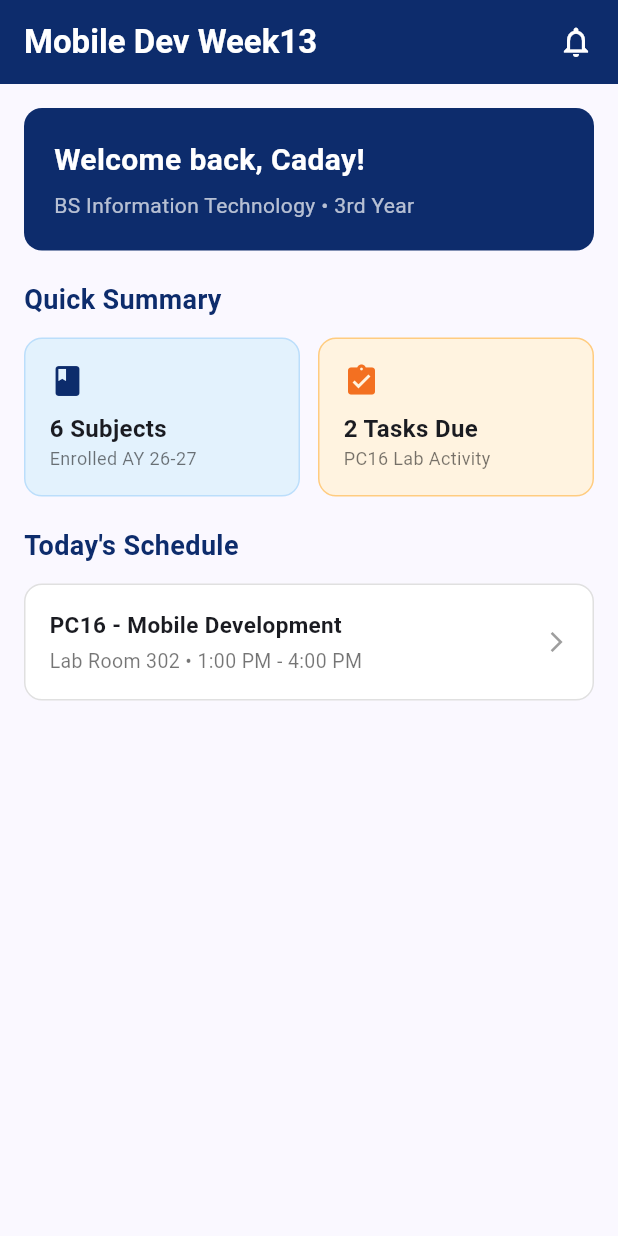
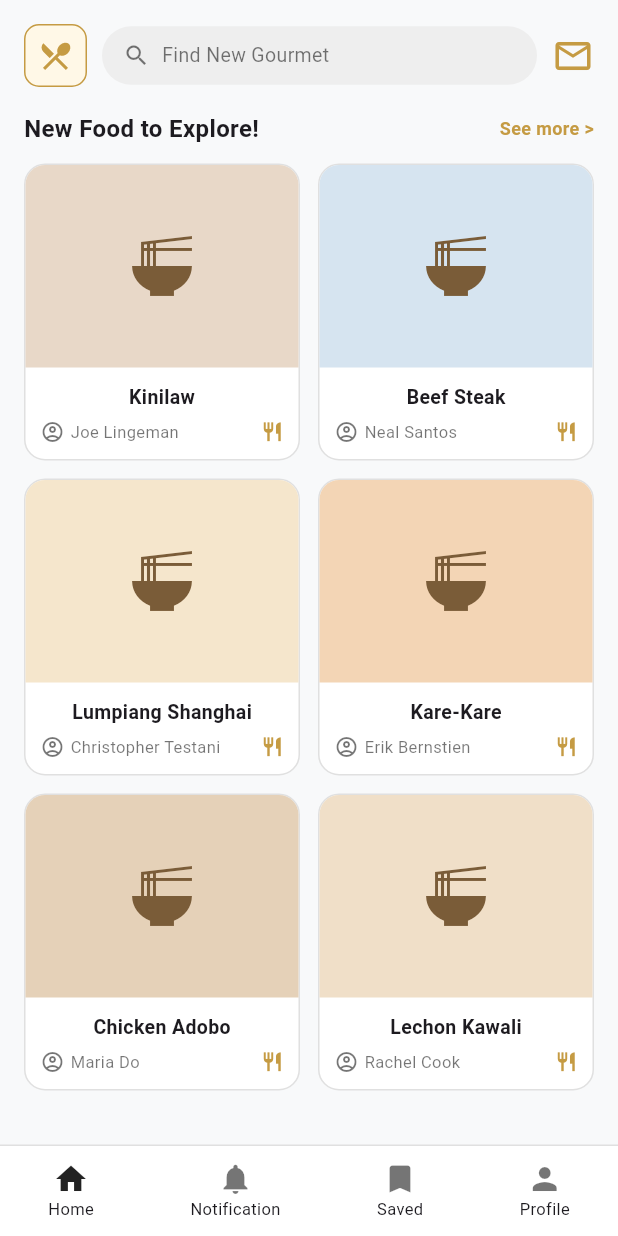
Before and after one commit to Kamizikou/flutter_application_1, a Flutter app: the screen it shows after launch, on a phone screen of 412 x 824 dp. Run offline on Flutter 3.47's test engine with Material 3 defaults, Android fonts, the phone set to English and light mode, and no system bars.

Commit message:
feat: update Week 13 screen to TasteTrove layout

```diff
--- a/lib/main.dart
+++ b/lib/main.dart
@@ -1,212 +1,298 @@
 import 'package:flutter/material.dart';
 
 void main() {
-  runApp(const CampusHubApp());
+  runApp(const TasteTroveApp());
 }
 
-class CampusHubApp extends StatelessWidget {
-  const CampusHubApp({super.key});
+class TasteTroveApp extends StatelessWidget {
+  const TasteTroveApp({super.key});
 
   @override
   Widget build(BuildContext context) {
     return MaterialApp(
       debugShowCheckedModeBanner: false,
-      title: 'NTC Campus Hub',
+      title: 'TasteTrove',
       theme: ThemeData(
-        colorScheme: ColorScheme.fromSeed(
-          seedColor: const Color(0xFF0D2C6C), // Navy Blue
-          secondary: const Color(0xFFF37021), // Orange Accent
-        ),
+        scaffoldBackgroundColor: const Color(0xFFF8F9FA),
         useMaterial3: true,
       ),
-      home: const StudentDashboardScreen(),
+      home: const TasteTroveHomeScreen(),
     );
   }
 }
 
-class StudentDashboardScreen extends StatelessWidget {
-  const StudentDashboardScreen({super.key});
+class TasteTroveHomeScreen extends StatelessWidget {
+  const TasteTroveHomeScreen({super.key});
 
   @override
   Widget build(BuildContext context) {
     return Scaffold(
-      appBar: AppBar(
-        backgroundColor: const Color(0xFF0D2C6C),
-        foregroundColor: Colors.white,
-        title: const Text(
-          'Mobile Dev Week13', // Change this text to demonstrate Hot Reload
-          style: TextStyle(fontWeight: FontWeight.bold),
-        ),
-        actions: const [
-          Padding(
-            padding: EdgeInsets.only(right: 16.0),
-            child: Icon(Icons.notifications_none),
-          ),
-        ],
-      ),
       body: SafeArea(
-        child: Padding(
-          padding: const EdgeInsets.all(16.0),
+        child: SingleChildScrollView(
+          padding: const EdgeInsets.all(16),
           child: Column(
             crossAxisAlignment: CrossAxisAlignment.start,
             children: [
+              // Top App Bar: Logo + Search Bar + Messages Icon
+              Row(
+                children: [
                   Container(
-                width: double.infinity,
-                padding: const EdgeInsets.all(20.0),
+                    padding: const EdgeInsets.all(8),
                     decoration: BoxDecoration(
-                  color: const Color(0xFF0D2C6C),
-                  borderRadius: BorderRadius.circular(12),
+                      color: const Color(0xFFFFF8E7),
+                      borderRadius: BorderRadius.circular(10),
+                      border: Border.all(color: const Color(0xFFC59B43)),
                     ),
-                child: const Column(
-                  crossAxisAlignment: CrossAxisAlignment.start,
-                  children: [
-                    Text(
-                      'Welcome back, Caday!',
-                      style: TextStyle(
-                        color: Colors.white,
-                        fontSize: 20,
-                        fontWeight: FontWeight.bold,
+                    child: const Icon(
+                      Icons.restaurant_menu,
+                      color: Color(0xFFC59B43),
+                      size: 24,
                     ),
                   ),
-                    SizedBox(height: 6),
-                    Text(
-                      'BS Information Technology • 3rd Year',
-                      style: TextStyle(color: Colors.white70, fontSize: 14),
-                    ),
-                  ],
-                ),
-              ),
-              const SizedBox(height: 20),
-
-              // Section Header
-              const Text(
-                'Quick Summary',
-                style: TextStyle(
-                  fontSize: 18,
-                  fontWeight: FontWeight.bold,
-                  color: Color(0xFF0D2C6C),
-                ),
-              ),
-              const SizedBox(height: 12),
-
-              // Horizontal Stats Row
-              Row(
-                children: [
+                  const SizedBox(width: 10),
                   Expanded(
                     child: Container(
-                      padding: const EdgeInsets.all(16.0),
+                      padding: const EdgeInsets.symmetric(
+                        horizontal: 14,
+                        vertical: 10,
+                      ),
                       decoration: BoxDecoration(
-                        color: Colors.blue.shade50,
-                        borderRadius: BorderRadius.circular(12),
-                        border: Border.all(color: Colors.blue.shade100),
+                        color: const Color(0xFFEEEEEE),
+                        borderRadius: BorderRadius.circular(20),
                       ),
-                      child: const Column(
-                        crossAxisAlignment: CrossAxisAlignment.start,
+                      child: const Row(
                         children: [
-                          Icon(Icons.book, color: Color(0xFF0D2C6C)),
-                          SizedBox(height: 8),
+                          Icon(Icons.search, size: 18, color: Colors.black54),
+                          SizedBox(width: 8),
                           Text(
-                            '6 Subjects',
+                            'Find New Gourmet',
                             style: TextStyle(
-                              fontWeight: FontWeight.bold,
-                              fontSize: 16,
-                            ),
-                          ),
-                          Text(
-                            'Enrolled AY 26-27',
-                            style: TextStyle(
-                              fontSize: 12,
                               color: Colors.black54,
+                              fontSize: 13,
                             ),
                           ),
                         ],
                       ),
                     ),
                   ),
+                  const SizedBox(width: 10),
+                  const Icon(
+                    Icons.mail_outline,
+                    color: Color(0xFFC59B43),
+                    size: 28,
+                  ),
+                ],
+              ),
+              const SizedBox(height: 16),
+
+              // Section Header
+              const Row(
+                mainAxisAlignment: MainAxisAlignment.spaceBetween,
+                children: [
+                  Text(
+                    'New Food to Explore!',
+                    style: TextStyle(fontSize: 16, fontWeight: FontWeight.bold),
+                  ),
+                  Text(
+                    'See more >',
+                    style: TextStyle(
+                      fontSize: 12,
+                      color: Color(0xFFC59B43),
+                      fontWeight: FontWeight.w600,
+                    ),
+                  ),
+                ],
+              ),
+              const SizedBox(height: 12),
+
+              // Row 1 of Recipe Cards
+              Row(
+                children: [
+                  Expanded(
+                    child: _buildRecipeCard(
+                      dishName: 'Kinilaw',
+                      author: 'Joe Lingeman',
+                      bgColor: const Color(0xFFE8D8C8),
+                    ),
+                  ),
                   const SizedBox(width: 12),
                   Expanded(
-                    child: Container(
-                      padding: const EdgeInsets.all(16.0),
-                      decoration: BoxDecoration(
-                        color: Colors.orange.shade50,
-                        borderRadius: BorderRadius.circular(12),
-                        border: Border.all(color: Colors.orange.shade200),
-                      ),
-                      child: const Column(
-                        crossAxisAlignment: CrossAxisAlignment.start,
-                        children: [
-                          Icon(
-                            Icons.assignment_turned_in,
-                            color: Color(0xFFF37021),
-                          ),
-                          SizedBox(height: 8),
-                          Text(
-                            '2 Tasks Due',
-                            style: TextStyle(
-                              fontWeight: FontWeight.bold,
-                              fontSize: 16,
+                    child: _buildRecipeCard(
+                      dishName: 'Beef Steak',
+                      author: 'Neal Santos',
+                      bgColor: const Color(0xFFD6E4F0),
                     ),
                   ),
-                          Text(
-                            'PC16 Lab Activity',
-                            style: TextStyle(
-                              fontSize: 12,
-                              color: Colors.black54,
+                ],
               ),
+              const SizedBox(height: 12),
+
+              // Row 2 of Recipe Cards
+              Row(
+                children: [
+                  Expanded(
+                    child: _buildRecipeCard(
+                      dishName: 'Lumpiang Shanghai',
+                      author: 'Christopher Testani',
+                      bgColor: const Color(0xFFF5E6CC),
+                    ),
+                  ),
+                  const SizedBox(width: 12),
+                  Expanded(
+                    child: _buildRecipeCard(
+                      dishName: 'Kare-Kare',
+                      author: 'Erik Bernstien',
+                      bgColor: const Color(0xFFF3D5B5),
+                    ),
+                  ),
+                ],
+              ),
+              const SizedBox(height: 12),
+
+              // Row 3 of Recipe Cards
+              Row(
+                children: [
+                  Expanded(
+                    child: _buildRecipeCard(
+                      dishName: 'Chicken Adobo',
+                      author: 'Maria Do',
+                      bgColor: const Color(0xFFE5D1B8),
+                    ),
+                  ),
+                  const SizedBox(width: 12),
+                  Expanded(
+                    child: _buildRecipeCard(
+                      dishName: 'Lechon Kawali',
+                      author: 'Rachel Cook',
+                      bgColor: const Color(0xFFF0DFC8),
+                    ),
+                  ),
+                ],
               ),
             ],
           ),
         ),
       ),
+
+      // Bottom Navigation Bar matching Figma
+      bottomNavigationBar: Container(
+        padding: const EdgeInsets.symmetric(vertical: 10),
+        decoration: const BoxDecoration(
+          color: Colors.white,
+          border: Border(top: BorderSide(color: Color(0xFFE0E0E0))),
+        ),
+        child: const Row(
+          mainAxisAlignment: MainAxisAlignment.spaceAround,
+          children: [
+            Column(
+              mainAxisSize: MainAxisSize.min,
+              children: [
+                Icon(Icons.home, color: Colors.black87),
+                Text('Home', style: TextStyle(fontSize: 11)),
               ],
             ),
-              const SizedBox(height: 20),
-
-              // Next Class Card
-              const Text(
-                'Today\'s Schedule',
-                style: TextStyle(
-                  fontSize: 18,
-                  fontWeight: FontWeight.bold,
-                  color: Color(0xFF0D2C6C),
+            Column(
+              mainAxisSize: MainAxisSize.min,
+              children: [
+                Icon(Icons.notifications, color: Colors.black54),
+                Text('Notification', style: TextStyle(fontSize: 11)),
+              ],
             ),
+            Column(
+              mainAxisSize: MainAxisSize.min,
+              children: [
+                Icon(Icons.bookmark, color: Colors.black54),
+                Text('Saved', style: TextStyle(fontSize: 11)),
+              ],
             ),
-              const SizedBox(height: 12),
-              Container(
-                padding: const EdgeInsets.all(16.0),
-                decoration: BoxDecoration(
-                  color: Colors.white,
-                  borderRadius: BorderRadius.circular(12),
-                  border: Border.all(color: Colors.grey.shade300),
-                ),
-                child: const Row(
-                  mainAxisAlignment: MainAxisAlignment.spaceBetween,
+            Column(
+              mainAxisSize: MainAxisSize.min,
               children: [
-                    Column(
-                      crossAxisAlignment: CrossAxisAlignment.start,
-                      children: [
-                        Text(
-                          'PC16 - Mobile Development',
-                          style: TextStyle(
-                            fontWeight: FontWeight.bold,
-                            fontSize: 15,
-                          ),
-                        ),
-                        SizedBox(height: 4),
-                        Text(
-                          'Lab Room 302 • 1:00 PM - 4:00 PM',
-                          style: TextStyle(fontSize: 13, color: Colors.black54),
+                Icon(Icons.person, color: Colors.black54),
+                Text('Profile', style: TextStyle(fontSize: 11)),
+              ],
             ),
           ],
         ),
-                    Icon(Icons.arrow_forward_ios, size: 16, color: Colors.grey),
+      ),
+    );
+  }
+
+  static Widget _buildRecipeCard({
+    required String dishName,
+    required String author,
+    required Color bgColor,
+  }) {
+    return Container(
+      decoration: BoxDecoration(
+        color: Colors.white,
+        borderRadius: BorderRadius.circular(14),
+        border: Border.all(color: const Color(0xFFE0E0E0)),
+      ),
+      child: Column(
+        children: [
+          Container(
+            height: 135,
+            width: double.infinity,
+            decoration: BoxDecoration(
+              color: bgColor,
+              borderRadius: const BorderRadius.vertical(
+                top: Radius.circular(13),
+              ),
+            ),
+            child: const Center(
+              child: Icon(
+                Icons.ramen_dining,
+                size: 48,
+                color: Color(0xFF7A5C38),
+              ),
+            ),
+          ),
+          Padding(
+            padding: const EdgeInsets.all(10),
+            child: Column(
+              children: [
+                Text(
+                  dishName,
+                  maxLines: 1,
+                  overflow: TextOverflow.ellipsis,
+                  style: const TextStyle(
+                    fontWeight: FontWeight.bold,
+                    fontSize: 13,
+                  ),
+                ),
+                const SizedBox(height: 6),
+                Row(
+                  children: [
+                    const Icon(
+                      Icons.account_circle_outlined,
+                      size: 16,
+                      color: Colors.black54,
+                    ),
+                    const SizedBox(width: 4),
+                    Expanded(
+                      child: Text(
+                        author,
+                        maxLines: 1,
+                        overflow: TextOverflow.ellipsis,
+                        style: const TextStyle(
+                          fontSize: 11,
+                          color: Colors.black54,
+                        ),
+                      ),
+                    ),
+                    const Icon(
+                      Icons.restaurant,
+                      size: 15,
+                      color: Color(0xFFC59B43),
+                    ),
+                  ],
+                ),
               ],
             ),
           ),
         ],
       ),
-        ),
-      ),
     );
   }
 }
```
Also changed, not shown: 1 other file. Lines whose indentation alone changed are shown as unchanged.
